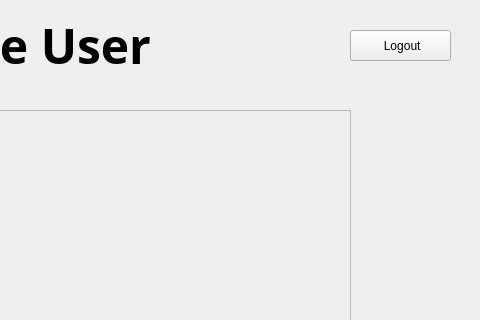
Before: the Qt Designer form Main/client/gui/ui/user.ui in SuperName3102/Final-Project, drawn with Qt 5; both pictures show x 520 to 1000 and y 0 to 320 of the 1000 by 550 pixel window.
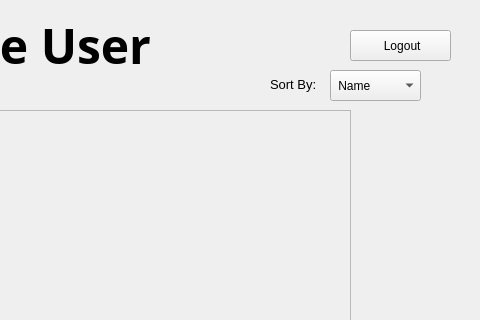
After: the same form once the commit is applied.

Patch:
```diff
--- a/Main/client/gui/ui/user.ui
+++ b/Main/client/gui/ui/user.ui
@@ -270,6 +270,54 @@
      </size>
     </property>
    </widget>
+   <widget class="QComboBox" name="sort">
+    <property name="geometry">
+     <rect>
+      <x>850</x>
+      <y>70</y>
+      <width>91</width>
+      <height>31</height>
+     </rect>
+    </property>
+    <item>
+     <property name="text">
+      <string> Name</string>
+     </property>
+    </item>
+    <item>
+     <property name="text">
+      <string> Date</string>
+     </property>
+    </item>
+    <item>
+     <property name="text">
+      <string> Type</string>
+     </property>
+    </item>
+    <item>
+     <property name="text">
+      <string> Size</string>
+     </property>
+    </item>
+   </widget>
+   <widget class="QLabel" name="label">
+    <property name="geometry">
+     <rect>
+      <x>790</x>
+      <y>69</y>
+      <width>61</width>
+      <height>31</height>
+     </rect>
+    </property>
+    <property name="font">
+     <font>
+      <pointsize>10</pointsize>
+     </font>
+    </property>
+    <property name="text">
+     <string>Sort By:</string>
+    </property>
+   </widget>
   </widget>
  </widget>
  <resources/>
```
